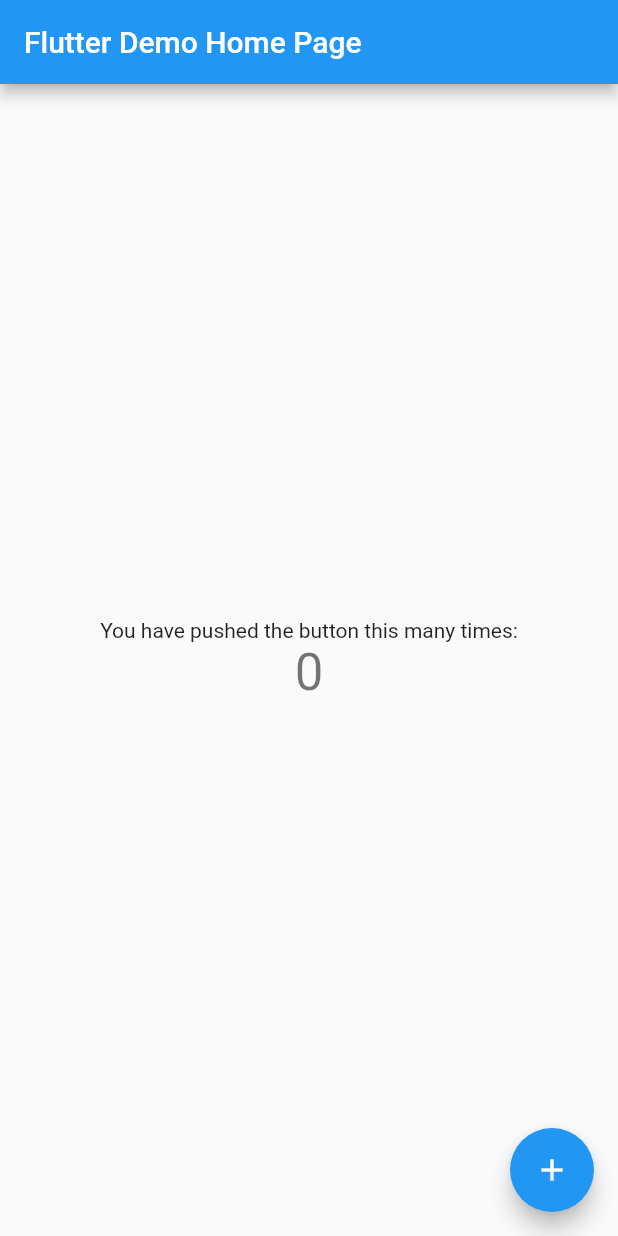
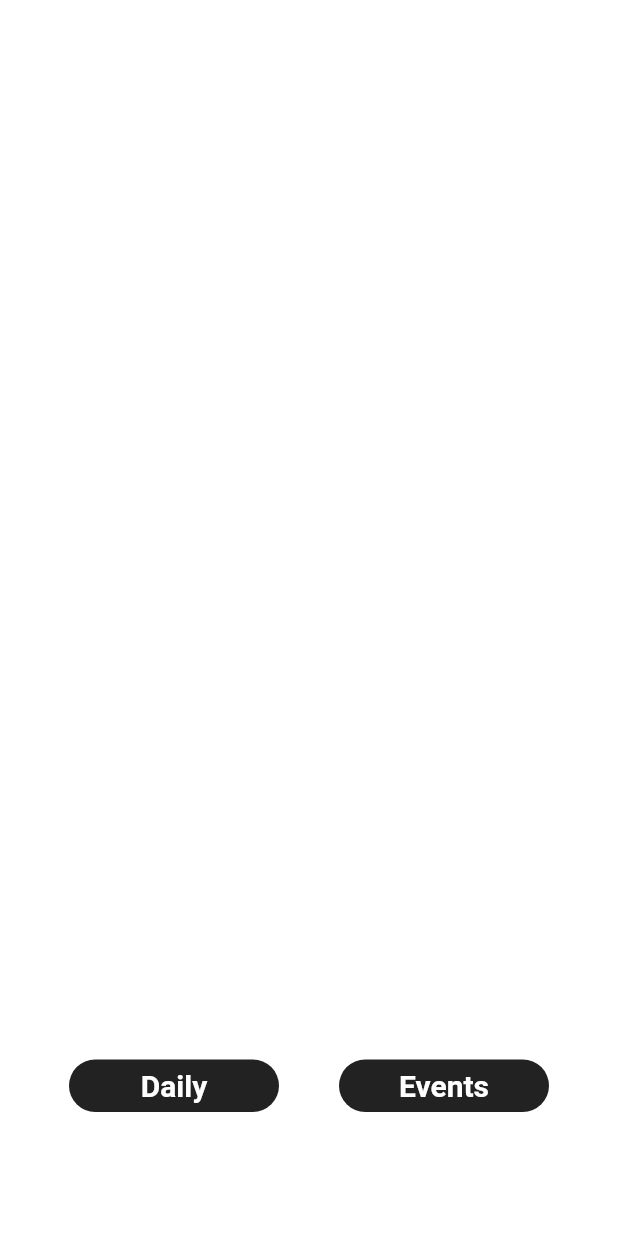
Before and after one commit to willothy/routine, a Flutter app: the screen it shows after launch, on a phone screen of 412 x 824 dp. Run offline on Flutter 3.47's test engine with Material 2 defaults, Android fonts, the phone set to English and light mode, and no system bars.

Commit message:
Started building homepage

```diff
--- a/lib/home.dart
+++ b/lib/home.dart
@@ -1,4 +1,9 @@
+import 'dart:developer';
+//import 'dart:html';
+
+import 'package:flutter/cupertino.dart';
 import 'package:flutter/material.dart';
+
 
 class RoutineHomePage extends StatefulWidget {
   RoutineHomePage({Key key, this.title}) : super(key: key);
@@ -32,6 +37,10 @@ class _RoutineHomePageState extends State<RoutineHomePage> {
     });
   }
 
+  void tap() {
+
+  }
+
   @override
   Widget build(BuildContext context) {
     // This method is rerun every time setState is called, for instance as done
@@ -41,46 +50,79 @@ class _RoutineHomePageState extends State<RoutineHomePage> {
     // fast, so that you can just rebuild anything that needs updating rather
     // than having to individually change instances of widgets.
     return Scaffold(
-      appBar: AppBar(
-        // Here we take the value from the RoutineHomePage object that was created by
-        // the App.build method, and use it to set our appbar title.
-        title: Text(widget.title),
-      ),
-      body: Center(
-        // Center is a layout widget. It takes a single child and positions it
-        // in the middle of the parent.
+      backgroundColor: Colors.white,
+      body: SafeArea(
         child: Column(
-          // Column is also a layout widget. It takes a list of children and
-          // arranges them vertically. By default, it sizes itself to fit its
-          // children horizontally, and tries to be as tall as its parent.
-          //
-          // Invoke "debug painting" (press "p" in the console, choose the
-          // "Toggle Debug Paint" action from the Flutter Inspector in Android
-          // Studio, or the "Toggle Debug Paint" command in Visual Studio Code)
-          // to see the wireframe for each widget.
-          //
-          // Column has various properties to control how it sizes itself and
-          // how it positions its children. Here we use mainAxisAlignment to
-          // center the children vertically; the main axis here is the vertical
-          // axis because Columns are vertical (the cross axis would be
-          // horizontal).
-          mainAxisAlignment: MainAxisAlignment.center,
-          children: <Widget>[
-            Text(
-              'You have pushed the button this many times:',
+          children: [
+            Container(
+              height: MediaQuery.of(context).size.height - (MediaQuery.of(context).size.height/7),
             ),
-            Text(
-              '$_counter',
-              style: Theme.of(context).textTheme.headline4,
-            ),
+            Column(
+              children: [
+
+                /*Center(
+                  child: CupertinoButton(
+                    color: Colors.blue,
+                    padding: EdgeInsets.all(5),
+
+                  ),
+                ),*/
+                Row(
+                  mainAxisAlignment: MainAxisAlignment.center,
+                  children: [
+                    PageButton(label:"Daily", width: 140),
+                    Padding(padding: EdgeInsets.symmetric(horizontal: 20)),
+                    PageButton(
+                      label:"Events",
+                      width: 140,
+                      onTap: () => {log("Events was clicked")}
+
+                    )
+                  ],
+                ),
+              ]
+            )
           ],
         ),
-      ),
-      floatingActionButton: FloatingActionButton(
-        onPressed: _incrementCounter,
-        tooltip: 'Increment',
-        child: Icon(Icons.add),
-      ), // This trailing comma makes auto-formatting nicer for build methods.
+      )
     );
   }
 }
+
+class PageButton extends StatelessWidget {
+  String label;
+  double width;
+  Function onTap;
+
+  PageButton({String label, double width=null, Function onTap}) {
+    this.label = label;
+    this.width = width;
+    this.onTap = onTap;
+  }
+
+  @override
+  Widget build(BuildContext context) {
+    return GestureDetector (
+      child: Container(
+        child: Center(
+          child: new Text(
+            label,
+            style: TextStyle(
+              color: Colors.white,
+              fontWeight: FontWeight.bold,
+              fontSize: 20
+            ),
+          ),
+        ),
+        width: this.width,
+        padding: EdgeInsets.symmetric(horizontal: 35, vertical: 6),
+        decoration: BoxDecoration(
+          color: Colors.black87,
+          borderRadius: BorderRadius.all(Radius.circular(20)),
+
+        ),
+      ),
+      onTap: this.onTap
+    );
+  }
+}
--- a/lib/main.dart
+++ b/lib/main.dart
@@ -1,3 +1,4 @@
+import 'package:flutter/cupertino.dart';
 import 'package:flutter/material.dart';
 
 import 'home.dart';
@@ -10,9 +11,9 @@ class Routine extends StatelessWidget {
   // This widget is the root of your application.
   @override
   Widget build(BuildContext context) {
-    return MaterialApp(
+    return CupertinoApp(
       title: 'Flutter Demo',
-      theme: ThemeData(
+      theme: CupertinoThemeData(
         // This is the theme of your application.
         //
         // Try running your application with "flutter run". You'll see the
@@ -22,7 +23,7 @@ class Routine extends StatelessWidget {
         // or simply save your changes to "hot reload" in a Flutter IDE).
         // Notice that the counter didn't reset back to zero; the application
         // is not restarted.
-        primarySwatch: Colors.blue,
+        primaryColor: Colors.blue,
       ),
       home: RoutineHomePage(title: 'Flutter Demo Home Page'),
     );
```
